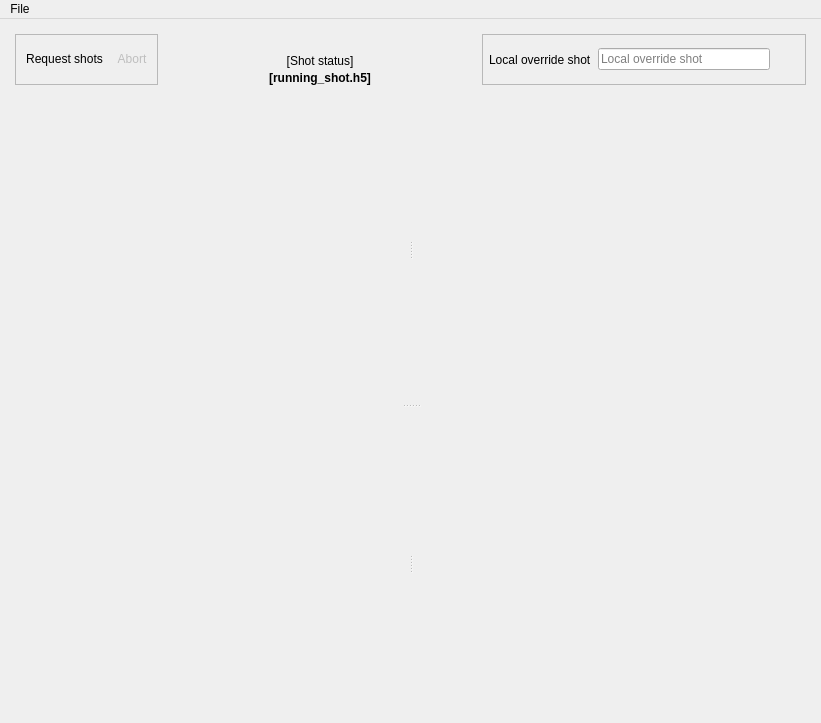
Before: the Qt Designer form blacs/main.ui in spielman-group/blacs, drawn with Qt 5.
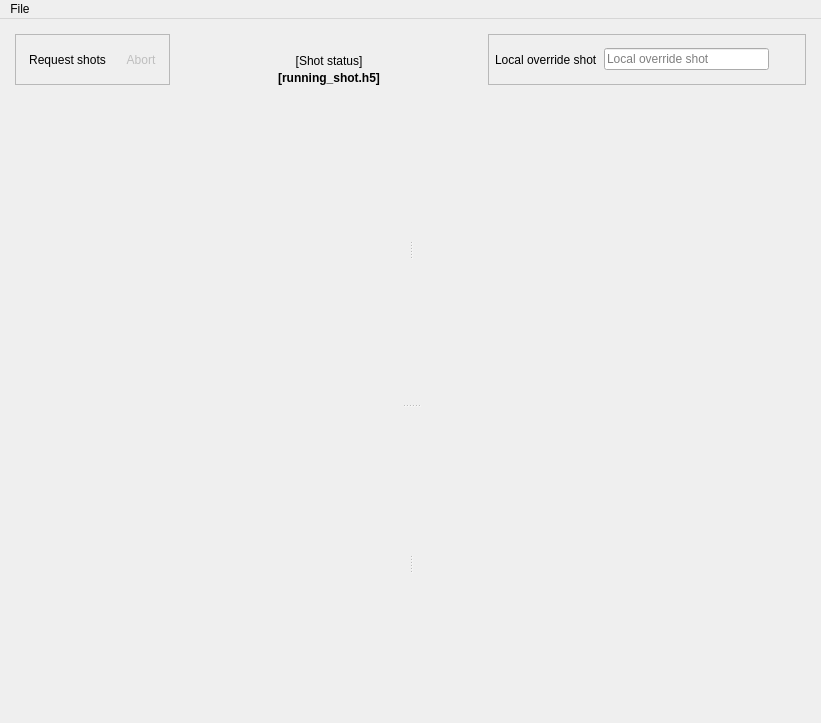
After: the same form once the commit is applied. Icons and pictures are not drawn.

Commit message: Draw the flat buttons with the Qt style instead of a style sheet

The edit to the form file:
```diff
--- a/blacs/main.ui
+++ b/blacs/main.ui
@@ -18,73 +18,6 @@
     <normaloff>:/qtutils/custom/blacs.png</normaloff>:/qtutils/custom/blacs.png</iconset>
   </property>
   <widget class="QWidget" name="centralwidget">
-   <property name="styleSheet">
-    <string notr="true">QPushButton {
-     border: none;
-     padding: 4px;
- }
-
-QPushButton:hover {
-     background-color: qlineargradient(x1: 0, y1: 0, x2: 0, y2: 1,
-                                       stop: 0 palette(light), stop: 1 palette(window));
-     border: 1px solid palette(dark);
-     border-radius: 3px;
- }
-
- QPushButton:pressed {
-     background-color: qlineargradient(x1: 0, y1: 0, x2: 0, y2: 1,
-                                       stop: 0 palette(window), stop: 1 palette(light));
-     border: 1px solid palette(dark);
-     border-radius: 3px;
- }
-
-QPushButton:checked {
-     background-color: palette(highlight);
-     color: palette(highlighted-text);
-     border: 1px solid palette(dark);
-     border-radius: 3px;
- }
-
-QPushButton:hover:checked {
-     background-color: palette(highlight);
-     color: palette(highlighted-text);
-     border: 1px solid palette(highlighted-text);
-     border-radius: 3px;
- }
-
-QToolButton {
-     border: none;
-     padding: 2px;
- }
-
-QToolButton:hover {
-     background-color: qlineargradient(x1: 0, y1: 0, x2: 0, y2: 1,
-                                       stop: 0 palette(light), stop: 1 palette(window));
-     border: 1px solid palette(dark);
-     border-radius: 3px;
- }
-
- QToolButton:pressed {
-     background-color: qlineargradient(x1: 0, y1: 0, x2: 0, y2: 1,
-                                       stop: 0 palette(window), stop: 1 palette(light));
-     border: 1px solid palette(dark);
-     border-radius: 3px;
- }
-
-QToolButton:checked {
-     background-color: palette(window);
-     border: 1px solid palette(dark);
-     border-radius: 3px;
- }
-
-QToolButton:hover:checked {
-     background-color: qlineargradient(x1: 0, y1: 0, x2: 0, y2: 1,
-                                       stop: 0 palette(window), stop: 1 palette(light));
-     border: 1px solid palette(dark);
-     border-radius: 3px;
- }
-</string>
-   </property>
    <layout class="QVBoxLayout" name="verticalLayout_13">
     <property name="spacing">
      <number>0</number>
@@ -175,7 +108,7 @@
                   <number>0</number>
                  </property>
                  <item>
-                  <widget class="QPushButton" name="shot_request_button">
+                  <widget class="QToolButton" name="shot_request_button">
                    <property name="focusPolicy">
                     <enum>Qt::NoFocus</enum>
                    </property>
@@ -197,10 +130,16 @@
                    <property name="checked">
                     <bool>false</bool>
                    </property>
+                   <property name="toolButtonStyle">
+                    <enum>Qt::ToolButtonTextBesideIcon</enum>
+                   </property>
+                   <property name="autoRaise">
+                    <bool>true</bool>
+                   </property>
                   </widget>
                  </item>
                  <item>
-                  <widget class="QPushButton" name="shot_abort_button">
+                  <widget class="QToolButton" name="shot_abort_button">
                    <property name="enabled">
                     <bool>false</bool>
                    </property>
@@ -217,6 +156,12 @@
                     <iconset>
                      <normaloff>:/qtutils/fugue/cross-octagon.png</normaloff>:/qtutils/fugue/cross-octagon.png</iconset>
                    </property>
+                   <property name="toolButtonStyle">
+                    <enum>Qt::ToolButtonTextBesideIcon</enum>
+                   </property>
+                   <property name="autoRaise">
+                    <bool>true</bool>
+                   </property>
                   </widget>
                  </item>
                 </layout>
@@ -337,6 +282,9 @@
                   <iconset>
                    <normaloff>:/qtutils/fugue/folder-open.png</normaloff>:/qtutils/fugue/folder-open.png</iconset>
                  </property>
+                 <property name="autoRaise">
+                  <bool>true</bool>
+                 </property>
                 </widget>
                </item>
               </layout>
```
The commit also changes 6 other files.
